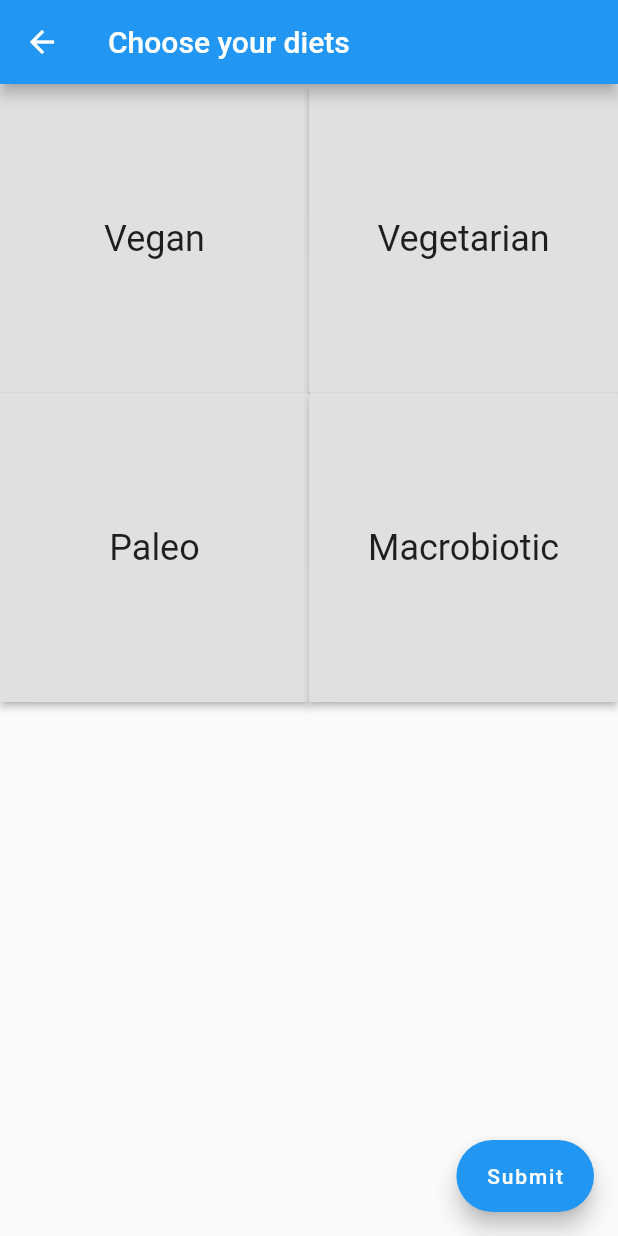
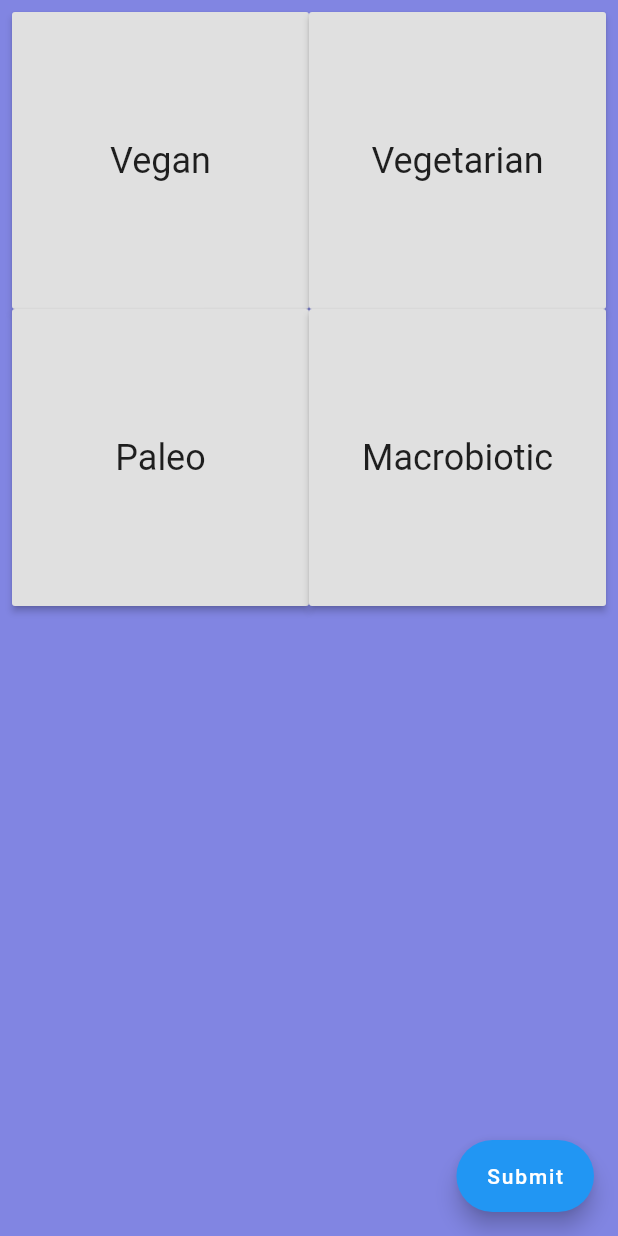
Before and after one commit to viniciusbenite/meal_finder_flutter_final, a Flutter app: the IntroChooseDiets screen opened directly, on a phone screen of 412 x 824 dp. Run offline on Flutter 3.47's test engine with Material 2 defaults, Android fonts, the phone set to English and light mode, and no system bars; our stand-ins replace avatar_glow, cloud_firestore, firebase_auth, firebase_storage, flutter_datetime_picker, geolocator and 4 more; accounts and stored records are empty.

Commit message:
add padding

```diff
--- a/lib/screens/IntroChooseDiets.dart
+++ b/lib/screens/IntroChooseDiets.dart
@@ -3,6 +3,7 @@ import 'package:firebase_auth/firebase_auth.dart';
 import 'package:flutter/cupertino.dart';
 import 'package:flutter/material.dart';
 import 'package:mealfinder/home_widget.dart';
+import 'package:mealfinder/values/colors.dart';
 
 import '../Diet.dart';
 
@@ -77,10 +78,10 @@ class _IntroChooseDietsState extends State<IntroChooseDiets> {
   @override
   Widget build(BuildContext context) {
     return Scaffold(
-      appBar: AppBar(
-        title: Text("Choose your diets"),
-      ),
-      body: GridView.count(crossAxisCount: 2, children: <Widget>[
+      backgroundColor: kBackgroundColor,
+      body: Padding(
+        padding: const EdgeInsets.all(8.0),
+        child: GridView.count(crossAxisCount: 2, children: <Widget>[
           RaisedButton(
               onPressed: _buttonVeganChange,
               child: Text(
@@ -106,6 +107,7 @@ class _IntroChooseDietsState extends State<IntroChooseDiets> {
                 style: Theme.of(context).textTheme.headline5,
               )),
         ]),
+      ),
       floatingActionButton: FloatingActionButton.extended(
           onPressed: () => saveDiets(), label: Text('Submit')),
     );
```
Lines whose indentation alone changed are shown as unchanged.
